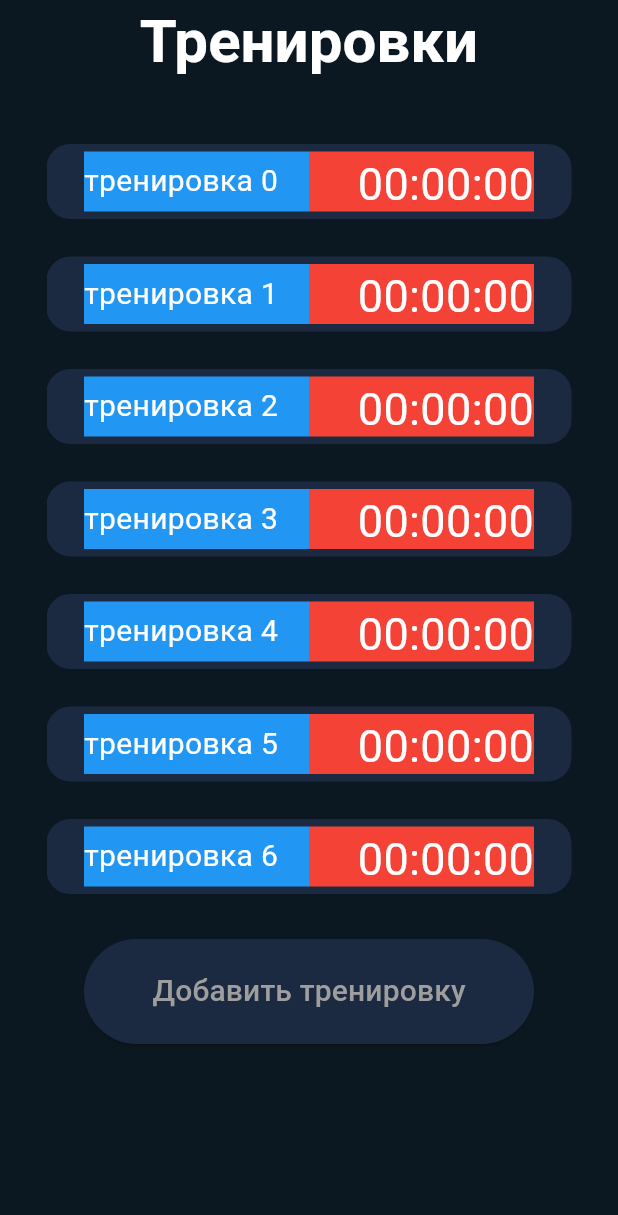
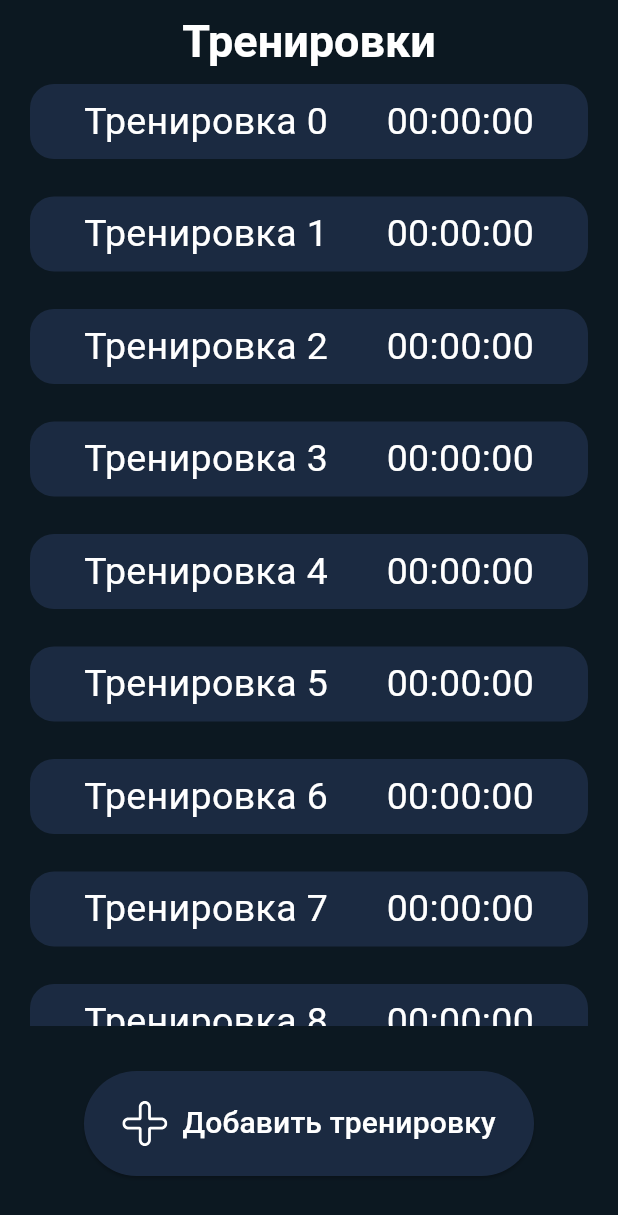
Before and after one commit to Gelbus/interval_timer, a Flutter app: the screen it shows after launch, on a phone screen of 412 x 824 dp. Shown: the top 1215 px of the screen. Run offline on Flutter 3.47's test engine with Material 3 defaults, Android fonts, the phone set to English and light mode, and no system bars; our stand-ins replace flutter_svg; Roboto replaces fonts that are missing (base); project files that could hold a hidden picture were left out.

Commit message:
- Доделан визуалд главной страницы

```diff
--- a/lib/home.dart
+++ b/lib/home.dart
@@ -1,4 +1,5 @@
 import 'package:flutter/material.dart';
+import 'package:flutter_svg/flutter_svg.dart';
 
 const Color BGColor = Color(0xff0c1821);
 const Color ElementsColor = Color(0xff1B2A41);
@@ -18,23 +19,16 @@ class Home extends StatelessWidget {
           crossAxisAlignment: CrossAxisAlignment.center,
           children: [
 
-            SizedBox(height: 40,),
-
-            Container(
-              width: 350,
-              height: 500,
+            Expanded(
                 child: ListView.separated(
+                  padding: EdgeInsets.only(left: 20, right: 20),
                   itemCount: 15,
                   scrollDirection: Axis.vertical,
-                // padding: EdgeInsets.only(
-                //   left: 10,
-                //   right: 10
-                // ),
                   separatorBuilder: (context, index) => SizedBox(height: 25,),
                   itemBuilder: (context, index) {
                     return Container(
                       alignment: Alignment.center,
-                    width: 350,
+                      width: 300,
                       height: 50,
                       decoration: BoxDecoration(
                         color: ElementsColor,
@@ -45,15 +39,15 @@ class Home extends StatelessWidget {
                         children: [
                           Container(
                             decoration: BoxDecoration(
-                              color: Colors.blue
+                                //color: Colors.blue
                             ),
-                          width: 150,
+                            width: 170,
                             height: 40,
                             alignment: Alignment.centerLeft,
                             child: Text(
-                            'тренировка ' + index.toString(),
+                              'Тренировка $index',
                               style: TextStyle(
-                              fontSize: 20,
+                                fontSize: 25,
                                 color: Colors.white,
                               ),
                             ),
@@ -61,15 +55,15 @@ class Home extends StatelessWidget {
 
                           Container(
                             decoration: BoxDecoration(
-                              color: Colors.red
+                                //color: Colors.red
                             ),
-                          width: 150,
+                            width: 130,
                             height: 40,
                             alignment: Alignment.centerRight,
                             child: Text(
                               '00:00:00',
                               style: TextStyle(
-                              fontSize: 30,
+                                fontSize: 25,
                                 color: Colors.white,
                               ),
                             ),
@@ -84,23 +78,39 @@ class Home extends StatelessWidget {
             const SizedBox(height: 30),
 
 
-            Container(
-              alignment: Alignment.bottomCenter,
+            Padding(
+              padding: EdgeInsets.only(bottom: 40),
               child: ElevatedButton(
                   onPressed: () {
-                    Navigator.pushNamed(context, '/second');
+                    Navigator.pushNamed(context, '/workout_creating');
                   },
                   style: ElevatedButton.styleFrom(
                     backgroundColor: ElementsColor,
                     minimumSize: const Size(300, 70),
                     maximumSize: const Size(300, 70),
                   ),
-                  child: const Text(
+                  child: Row(
+                    mainAxisAlignment: MainAxisAlignment.center,
+                    children: [
+                      SvgPicture.asset(
+                        'assets/icons/plus.svg',
+                        width: 30,
+                        height: 30,
+                        colorFilter: ColorFilter.mode(
+                          Colors.white,
+                          BlendMode.srcIn
+                        ),
+                      ),
+                      SizedBox(width: 10,),
+                      const Text(
                         'Добавить тренировку',
                         style: TextStyle(
-                        color: Colors.grey,
-                        fontSize: 20
+                            color: Colors.white,
+                            fontSize: 20,
+                            fontFamily: 'base'
                         ),
+                      )
+                    ],
                   )
               ),
             )
@@ -116,8 +126,9 @@ class Home extends StatelessWidget {
         'Тренировки',
         style: TextStyle(
           color: Colors.white,
-            fontSize: 40,
-            fontWeight: FontWeight.bold
+          fontSize: 30,
+          fontWeight: FontWeight.bold,
+          fontFamily: 'base'
         ),
       ),
       backgroundColor: BGColor,
--- a/lib/main.dart
+++ b/lib/main.dart
@@ -15,11 +15,12 @@ class MyApp extends StatelessWidget {
   Widget build(BuildContext context) {
     return MaterialApp(
       debugShowCheckedModeBanner: false,
+      theme: ThemeData(fontFamily: 'base'),
       initialRoute: '/',
       routes: {
         '/': (context) => const Home(),
-        '/second': (context) => const SecondScreen(),
-        '/third': (context) => const ThirdScreen(),
+        '/workout_creating': (context) => const WorkoutCreating(),
+        '/workout': (context) => const Workout(),
       },
     );
   }
--- a/lib/workout.dart
+++ b/lib/workout.dart
@@ -1,7 +1,7 @@
 import 'package:flutter/material.dart';
 
-class ThirdScreen extends StatelessWidget {
-  const ThirdScreen({super.key});
+class Workout extends StatelessWidget {
+  const Workout({super.key});
 
   @override
   Widget build(BuildContext context) {
--- a/lib/workout_creating.dart
+++ b/lib/workout_creating.dart
@@ -1,7 +1,7 @@
 import 'package:flutter/material.dart';
 
-class SecondScreen extends StatelessWidget {
-  const SecondScreen({super.key});
+class WorkoutCreating extends StatelessWidget {
+  const WorkoutCreating({super.key});
 
   @override
   Widget build(BuildContext context) {
```
Also changed, not shown: pubspec.yaml (+10 -14 lines), assets/fonts/adineueBold.ttf (added), assets/icons/plus.svg (added), pubspec.lock. Lines whose indentation alone changed are shown as unchanged.
